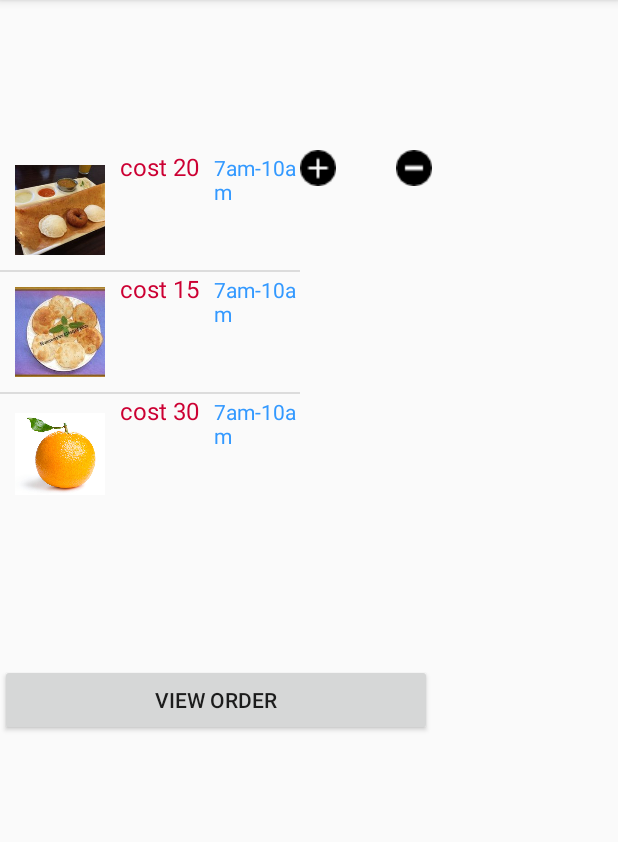
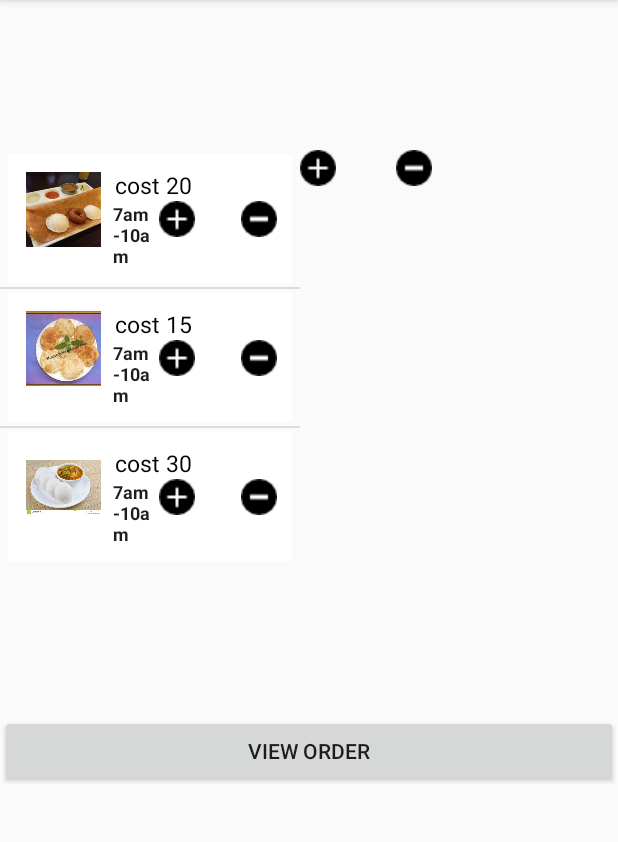
Before and after one commit to Mounikavallabhani/SharedPrefarence, an Android app: the ImageviewActivity screen opened directly, with no data from a screen before it, on a phone screen of 412 x 824 dp, the part 84-926 px from its top. Run offline under Robolectric (Android 15) with nearby library versions, the phone set to English and light mode, and no system bars.

Commit message:
nav coomit

```diff
--- a/app/src/main/java/com/example/mansopresk14/sharedprefarence/Child.java
+++ /dev/null
@@ -1,17 +0,0 @@
-package com.example.mansopresk14.sharedprefarence;
-
-/**
- * Created by Mansopresk14 on 3/16/2018.
- */
-
-public class Child  {
-    private String Name;
-
-    public String getName() {
-        return Name;
-    }
-
-    public void setName(String Name) {
-        this.Name = Name;
-    }
-}
--- a/app/src/main/java/com/example/mansopresk14/sharedprefarence/Group.java
+++ /dev/null
@@ -1,38 +0,0 @@
-package com.example.mansopresk14.sharedprefarence;
-
-import java.util.ArrayList;
-
-/**
- * Created by Mansopresk14 on 3/16/2018.
- */
-
-public class Group {
-    private String Name;
-    private int Image;
-    private ArrayList<Child> Items;
-
-    public int getImage() {
-        return Image;
-    }
-
-    public void setImage(int image) {
-        Image = image;
-    }
-
-
-    public String getName() {
-        return Name;
-    }
-
-    public void setName(String name) {
-        this.Name = name;
-    }
-
-    public ArrayList<Child> getItems() {
-        return Items;
-    }
-
-    public void setItems(ArrayList<Child> Items) {
-        this.Items = Items;
-    }
-}
--- a/app/src/main/java/com/example/mansopresk14/sharedprefarence/ImageviewActivity.java
+++ b/app/src/main/java/com/example/mansopresk14/sharedprefarence/ImageviewActivity.java
@@ -28,7 +28,7 @@ public class ImageviewActivity extends AppCompatActivity implements AdapterView.
             "7am-10am" };
 
     public static final Integer[] images = { R.drawable.dosa,
-            R.drawable.puri, R.drawable.orange, R.drawable.dosa };
+            R.drawable.puri, R.drawable.idly};
 
     ListView listView;
     List<RowItem> rowItems;
--- a/app/src/main/res/layout/activity_main2.xml
+++ b/app/src/main/res/layout/activity_main2.xml
@@ -6,7 +6,7 @@
 
     <LinearLayout
         android:orientation="vertical"
-        android:layout_width="wrap_content"
+        android:layout_width="match_parent"
         android:layout_height="wrap_content">
         <ImageView
             android:id="@+id/selectedImage"
@@ -17,7 +17,6 @@
             <LinearLayout
                 android:orientation="horizontal"
                 android:layout_width="match_parent"
-
                 android:layout_height="wrap_content">
 
                 <ListView
--- a/app/src/main/res/layout/list_item.xml
+++ b/app/src/main/res/layout/list_item.xml
@@ -1,39 +1,99 @@
 <?xml version="1.0" encoding="utf-8"?>
 
-<RelativeLayout xmlns:android="http://schemas.android.com/apk/res/android"
+<LinearLayout xmlns:android="http://schemas.android.com/apk/res/android"
+    android:layout_width="match_parent"
+    android:layout_height="wrap_content"
+    android:orientation="vertical"
+    android:paddingTop="2.5dp"
+    android:paddingBottom="2.5dp"
+    android:paddingLeft="5dp"
+    android:paddingRight="5dp">
+
+    <RelativeLayout
         android:layout_width="fill_parent"
-    android:layout_height="fill_parent"
-    android:orientation="horizontal">
+        android:layout_height="wrap_content"
+        android:background="#fff"
+        android:orientation="horizontal"
+        android:padding="10dp" >
+
+        <!-- ListRow Left sied Thumbnail image -->
+
         <LinearLayout
-        android:layout_width="match_parent"
-        android:layout_height="match_parent"
-        android:orientation="horizontal">
+            android:id="@+id/thumbnail"
+            android:layout_width="wrap_content"
+            android:layout_height="wrap_content"
+            android:layout_alignParentLeft="true"
+            android:layout_marginRight="7dip"
+            android:padding="2dip" >
+
             <ImageView
                 android:id="@+id/icon"
-        android:layout_width="80dp"
-        android:layout_height="80dp"
-        android:paddingLeft="10dp"
-        android:paddingRight="10dp" />
+                android:layout_width="50dip"
+                android:layout_height="50dip"
+                />
+        </LinearLayout>
+
+        <!-- Title Of Song -->
+
+
 
         <TextView
             android:id="@+id/title"
             android:layout_width="wrap_content"
             android:layout_height="wrap_content"
-        android:layout_toRightOf="@+id/icon"
-        android:paddingBottom="10dp"
-        android:textColor="#CC0033"
-        android:textSize="16dp" />
+            android:layout_alignParentTop="true"
+            android:layout_toRightOf="@+id/thumbnail"
+
+            android:textColor="#040404"
+            android:textSize="15dip"
+            android:typeface="sans" />
+
+        <LinearLayout
+            android:id="@+id/cart_plus_minus_layout"
+            android:layout_width="match_parent"
+            android:layout_height="wrap_content"
+            android:layout_alignParentRight="true"
+            android:layout_below="@+id/title"
+            android:orientation="horizontal" >
 
             <TextView
                 android:id="@+id/desc"
                 android:layout_width="wrap_content"
                 android:layout_height="wrap_content"
-        android:layout_below="@+id/title"
-        android:layout_toRightOf="@+id/icon"
-        android:paddingLeft="10dp"
-        android:textColor="#3399FF"
-        android:textSize="14dp" />
+                android:layout_gravity="center_horizontal|center_vertical"
+                android:layout_marginLeft="60dip"
+                android:layout_weight="0.23"
+                android:paddingRight="5dip"
+
+                android:textColor="#1d1d1d"
+                android:textSize="12dip"
+                android:textStyle="bold" />
+
+
+
+            <ImageView
+                android:id="@+id/increse"
+                android:layout_width="wrap_content"
+                android:layout_height="wrap_content"
+                android:src="@drawable/plus" />
+
+            <TextView
+                android:id="@+id/add"
+                android:layout_width="wrap_content"
+                android:layout_height="wrap_content"
+                android:layout_gravity="center_vertical|center_horizontal"
+                android:paddingLeft="15dip"
+                android:paddingRight="15dip"
+
+                android:textSize="12dip"
+                android:textStyle="bold" />
+
+            <ImageView
+                android:id="@+id/decrease"
+                android:layout_width="wrap_content"
+                android:layout_height="wrap_content"
+                android:src="@drawable/minus" />
+        </LinearLayout>
+    </RelativeLayout>
 
 </LinearLayout>
-
-</RelativeLayout>
```
Also changed, not shown: app/src/main/res/drawable/idly.jpg (added). Lines whose indentation alone changed are shown as unchanged.
